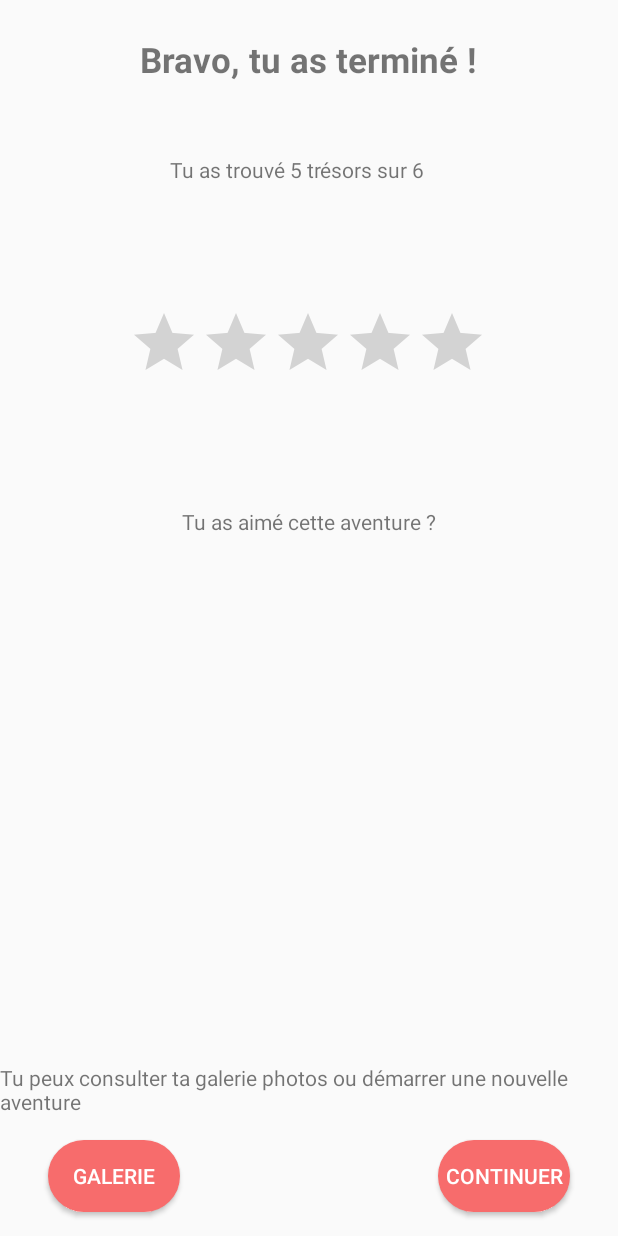
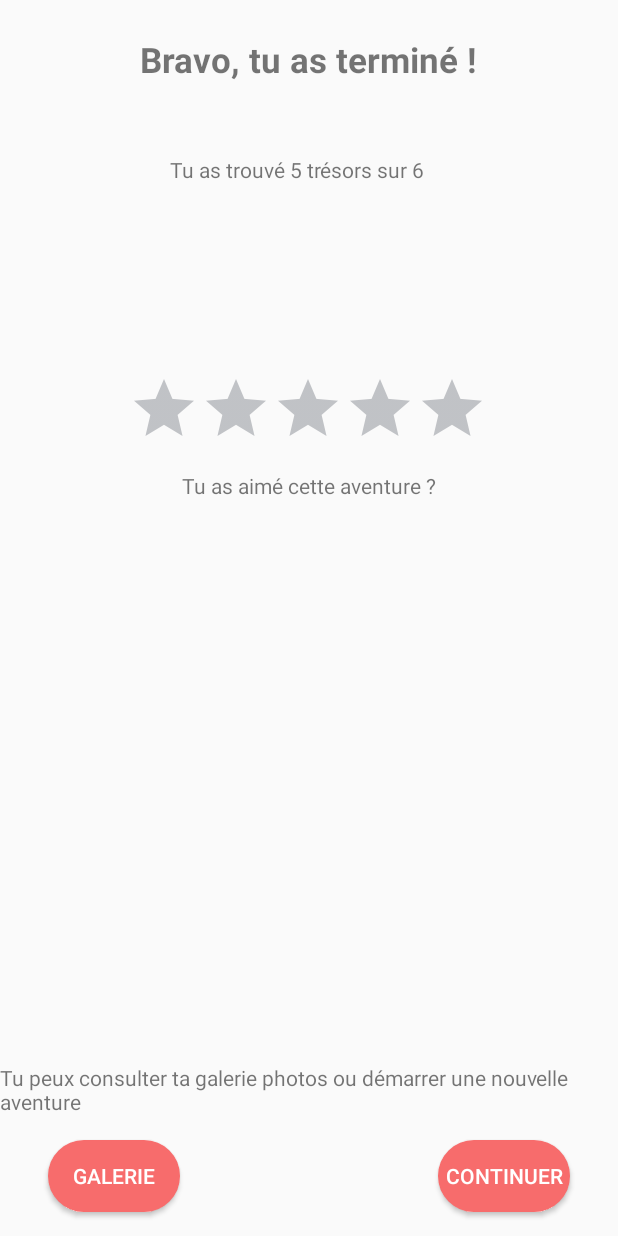
Before and after one commit to WildCodeSchool/toulouse-0219-android-seeknwild, an Android app: the screen it shows after launch (NoteActivity), on a phone screen of 412 x 824 dp. Run offline under Robolectric (Android 15) with nearby library versions, the phone set to English and light mode, and no system bars.

Commit message:
Ajout couleur

```diff
--- a/app/src/main/java/fr/wildcodeschool/seeknwild/activity/NoteActivity.java
+++ b/app/src/main/java/fr/wildcodeschool/seeknwild/activity/NoteActivity.java
@@ -19,10 +19,6 @@ public class NoteActivity extends AppCompatActivity {
         super.onCreate(savedInstanceState);
         setContentView(R.layout.activity_note);
 
-        RatingBar ratingBar = (RatingBar) findViewById(R.id.rbStar);
-        LayerDrawable stars = (LayerDrawable) ratingBar.getProgressDrawable();
-        stars.getDrawable(2).setColorFilter(Color.YELLOW, PorterDuff.Mode.SRC_ATOP);
-
         Button btContinued = findViewById(R.id.btContinue);
         btContinued.setOnClickListener(new View.OnClickListener() {
             @Override
--- a/app/src/main/res/layout/activity_note.xml
+++ b/app/src/main/res/layout/activity_note.xml
@@ -44,7 +44,7 @@
         android:layout_height="wrap_content"
         android:layout_marginStart="8dp"
         android:layout_marginLeft="8dp"
-        android:layout_marginTop="76dp"
+        android:layout_marginTop="8dp"
         android:layout_marginEnd="8dp"
         android:layout_marginRight="8dp"
         android:text="@string/tu_as_aim_cette_aventure"
@@ -97,14 +97,15 @@
         android:layout_height="wrap_content"
         android:layout_marginStart="8dp"
         android:layout_marginLeft="8dp"
-        android:layout_marginTop="80dp"
+        android:layout_marginTop="124dp"
         android:layout_marginEnd="8dp"
         android:layout_marginRight="8dp"
         android:numStars="5"
         app:layout_constraintEnd_toEndOf="parent"
         app:layout_constraintHorizontal_bias="0.496"
         app:layout_constraintStart_toStartOf="parent"
-        app:layout_constraintTop_toBottomOf="@+id/tvTreasureFInd" />
+        app:layout_constraintTop_toBottomOf="@+id/tvTreasureFInd"
+        android:theme="@style/RatingBar"/>
 
 
 </android.support.constraint.ConstraintLayout>
--- a/app/src/main/res/values/styles.xml
+++ b/app/src/main/res/values/styles.xml
@@ -14,4 +14,9 @@
         <item name="windowNoTitle">true</item>
     </style>
 
+    <style name="RatingBar" parent="Theme.AppCompat">
+        <item name="colorControlNormal">@color/secondaryBlack</item>
+        <item name="colorControlActivated">@color/colorPrimaryMaquette</item>
+    </style>
+
 </resources>
```
